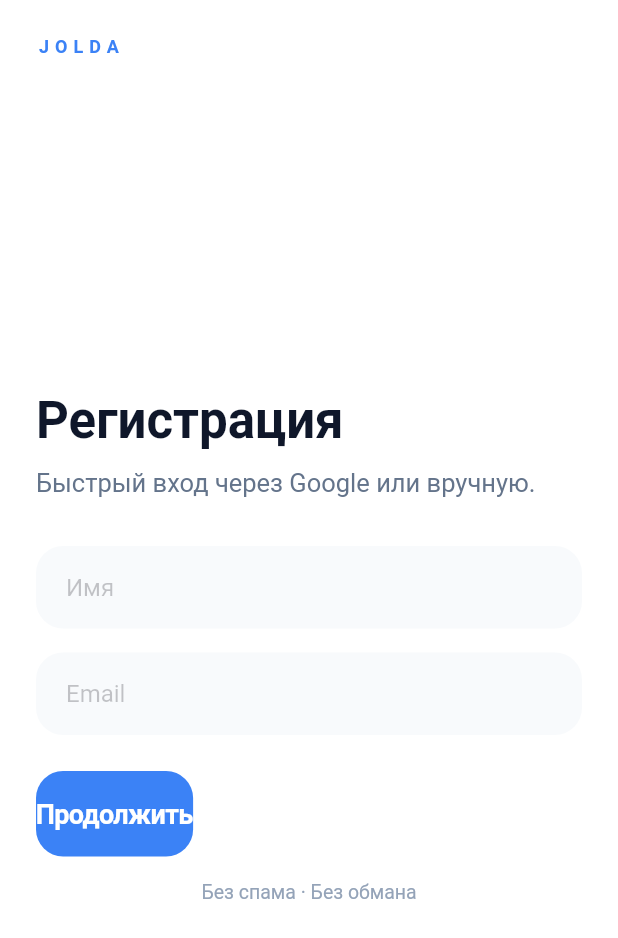
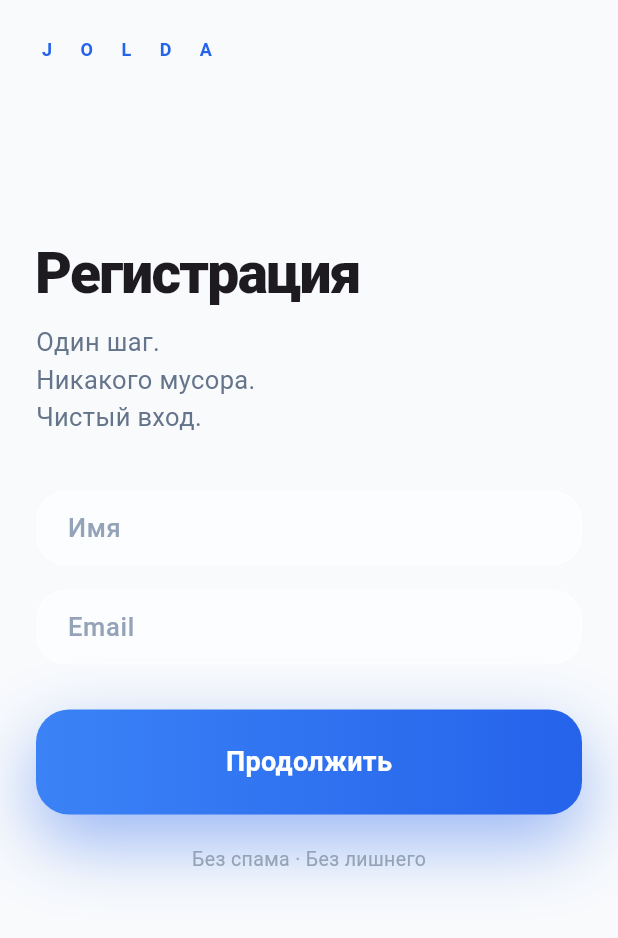
Before and after one commit to zzhmrtv/jolda.app, a Flutter app: the screen it shows after launch, on a phone screen of 412 x 824 dp. Shown: the top 938 px of the screen. Run offline on Flutter 3.47's test engine with Material 3 defaults, Android fonts, the phone set to English and light mode, and no system bars.

Commit message:
Update main.dart

```diff
--- a/app/lib/main.dart
+++ b/app/lib/main.dart
@@ -1,42 +1,95 @@
-import 'package:flutter/cupertino.dart';
+import 'dart:ui';
 import 'package:flutter/material.dart';
+import 'package:flutter/services.dart';
 
 void main() {
-  runApp(const JoldaApp());
+  runApp(const JoldaUltra());
 }
 
-class JoldaApp extends StatelessWidget {
-  const JoldaApp({super.key});
+class JoldaUltra extends StatelessWidget {
+  const JoldaUltra({super.key});
 
   @override
   Widget build(BuildContext context) {
-    return CupertinoApp(
+    return const MaterialApp(
       debugShowCheckedModeBanner: false,
-      title: 'JOLDA',
-      theme: const CupertinoThemeData(
-        brightness: Brightness.light,
-        primaryColor: Color(0xFF3B82F6),
-        scaffoldBackgroundColor: Color(0xFFFFFFFF),
-        textTheme: CupertinoTextThemeData(
-          textStyle: TextStyle(
-            fontFamily: '.SF Pro Display',
-            fontSize: 16,
-            color: Color(0xFF0F172A),
-          ),
-        ),
-      ),
-      home: const RegisterScreen(),
+      home: UltraScreen(),
     );
   }
 }
 
-class RegisterScreen extends StatelessWidget {
-  const RegisterScreen({super.key});
+class UltraScreen extends StatefulWidget {
+  const UltraScreen({super.key});
+
+  @override
+  State<UltraScreen> createState() => _UltraScreenState();
+}
+
+class _UltraScreenState extends State<UltraScreen>
+    with SingleTickerProviderStateMixin {
+  late AnimationController _c;
+  late Animation<double> _fade;
+  late Animation<double> _scale;
+  late Animation<Offset> _slide;
+
+  @override
+  void initState() {
+    super.initState();
+
+    _c = AnimationController(
+      vsync: this,
+      duration: const Duration(milliseconds: 650),
+    );
+
+    _fade = CurvedAnimation(
+      parent: _c,
+      curve: Curves.easeOut,
+    );
+
+    _scale = Tween<double>(begin: 0.96, end: 1).animate(
+      CurvedAnimation(
+        parent: _c,
+        curve: Curves.easeOutBack,
+      ),
+    );
+
+    _slide = Tween<Offset>(
+      begin: const Offset(0, 0.06),
+      end: Offset.zero,
+    ).animate(
+      CurvedAnimation(
+        parent: _c,
+        curve: Curves.easeOutCubic,
+      ),
+    );
+
+    _c.forward();
+  }
+
+  @override
+  void dispose() {
+    _c.dispose();
+    super.dispose();
+  }
 
   @override
   Widget build(BuildContext context) {
-    return CupertinoPageScaffold(
-      child: SafeArea(
+    SystemChrome.setSystemUIOverlayStyle(
+      const SystemUiOverlayStyle(
+        statusBarColor: Colors.transparent,
+        statusBarIconBrightness: Brightness.dark,
+      ),
+    );
+
+    return Scaffold(
+      backgroundColor: const Color(0xFFF8FAFC),
+      body: SafeArea(
+        child: FadeTransition(
+          opacity: _fade,
+          child: SlideTransition(
+            position: _slide,
+            child: ScaleTransition(
+              scale: _scale,
               child: Padding(
                 padding: const EdgeInsets.symmetric(horizontal: 24),
                 child: Column(
@@ -44,74 +97,90 @@ class RegisterScreen extends StatelessWidget {
                   children: [
                     const SizedBox(height: 24),
 
-              // LOGO
                     const Text(
-                'JOLDA',
+                      'J O L D A',
                       style: TextStyle(
                         fontSize: 12,
-                  letterSpacing: 4,
-                  fontWeight: FontWeight.w600,
-                  color: Color(0xFF3B82F6),
+                        letterSpacing: 8,
+                        fontWeight: FontWeight.w700,
+                        color: Color(0xFF2563EB),
                       ),
                     ),
 
                     const Spacer(),
 
-              // TITLE
                     const Text(
                       'Регистрация',
                       style: TextStyle(
-                  fontSize: 34,
-                  fontWeight: FontWeight.w700,
+                        fontSize: 38,
+                        fontWeight: FontWeight.w800,
+                        letterSpacing: -1.2,
+                        height: 1.05,
                       ),
                     ),
 
-              const SizedBox(height: 12),
+                    const SizedBox(height: 14),
 
                     const Text(
-                'Быстрый вход через Google или вручную.',
+                      'Один шаг.\nНикакого мусора.\nЧистый вход.',
                       style: TextStyle(
                         fontSize: 17,
+                        height: 1.45,
                         color: Color(0xFF64748B),
                       ),
                     ),
 
-              const SizedBox(height: 32),
+                    const SizedBox(height: 36),
 
-              // INPUTS
-              _Input(hint: 'Имя'),
+                    _GlassInput(hint: 'Имя'),
                     const SizedBox(height: 16),
-              _Input(hint: 'Email'),
+                    _GlassInput(hint: 'Email'),
 
-              const SizedBox(height: 24),
+                    const SizedBox(height: 30),
 
-              // BUTTON
-              CupertinoButton(
-                borderRadius: BorderRadius.circular(18),
-                color: const Color(0xFF3B82F6),
-                padding: const EdgeInsets.symmetric(vertical: 18),
-                onPressed: () {
-                  Navigator.of(context).push(
-                    CupertinoPageRoute(
-                      builder: (_) => const StateScreen(),
+                    GestureDetector(
+                      onTap: () {
+                        HapticFeedback.lightImpact();
+                      },
+                      child: Container(
+                        width: double.infinity,
+                        padding: const EdgeInsets.symmetric(vertical: 22),
+                        decoration: BoxDecoration(
+                          borderRadius: BorderRadius.circular(22),
+                          gradient: const LinearGradient(
+                            colors: [
+                              Color(0xFF3B82F6),
+                              Color(0xFF2563EB),
+                            ],
                           ),
-                  );
-                },
-                child: const Text(
+                          boxShadow: [
+                            BoxShadow(
+                              color:
+                                  const Color(0xFF2563EB).withOpacity(0.45),
+                              blurRadius: 40,
+                              offset: const Offset(0, 18),
+                            ),
+                          ],
+                        ),
+                        child: const Center(
+                          child: Text(
                             'Продолжить',
                             style: TextStyle(
+                              color: Colors.white,
                               fontSize: 18,
-                    fontWeight: FontWeight.w600,
-                    color: Colors.white,
+                              fontWeight: FontWeight.w700,
+                              letterSpacing: 0.2,
+                            ),
+                          ),
                         ),
                       ),
                     ),
 
-              const SizedBox(height: 16),
+                    const SizedBox(height: 20),
 
                     const Center(
                       child: Text(
-                  'Без спама · Без обмана',
+                        'Без спама · Без лишнего',
                         style: TextStyle(
                           fontSize: 13,
                           color: Color(0xFF94A3B8),
@@ -119,8 +188,11 @@ class RegisterScreen extends StatelessWidget {
                       ),
                     ),
 
-              const Spacer(),
+                    const Spacer(flex: 2),
                   ],
+                ),
+              ),
+            ),
           ),
         ),
       ),
@@ -128,83 +200,37 @@ class RegisterScreen extends StatelessWidget {
   }
 }
 
-class StateScreen extends StatelessWidget {
-  const StateScreen({super.key});
+class _GlassInput extends StatelessWidget {
+  final String hint;
+  const _GlassInput({required this.hint});
 
   @override
   Widget build(BuildContext context) {
-    final states = ['New York', 'California', 'Texas', 'Florida'];
-
-    return CupertinoPageScaffold(
-      navigationBar: const CupertinoNavigationBar(
-        middle: Text('JOLDA'),
-      ),
-      child: SafeArea(
-        child: ListView.builder(
-          padding: const EdgeInsets.all(24),
-          itemCount: states.length,
-          itemBuilder: (_, i) {
-            return _Card(
-              title: states[i],
-              onTap: () {},
-            );
-          },
+    return ClipRRect(
+      borderRadius: BorderRadius.circular(20),
+      child: BackdropFilter(
+        filter: ImageFilter.blur(sigmaX: 14, sigmaY: 14),
+        child: Container(
+          decoration: BoxDecoration(
+            color: Colors.white.withOpacity(0.55),
+            borderRadius: BorderRadius.circular(20),
+            border: Border.all(
+              color: Colors.white.withOpacity(0.6),
             ),
           ),
-    );
-  }
-}
-
-class _Input extends StatelessWidget {
-  final String hint;
-  const _Input({required this.hint});
-
-  @override
-  Widget build(BuildContext context) {
-    return Container(
-      decoration: BoxDecoration(
-        color: const Color(0xFFF8FAFC),
-        borderRadius: BorderRadius.circular(18),
+          padding: const EdgeInsets.symmetric(horizontal: 20),
+          child: TextField(
+            style: const TextStyle(
+              fontSize: 17,
+              fontWeight: FontWeight.w500,
             ),
-      padding: const EdgeInsets.symmetric(horizontal: 20),
-      child: CupertinoTextField(
-        placeholder: hint,
-        padding: const EdgeInsets.symmetric(vertical: 18),
-        decoration: null,
+            decoration: InputDecoration(
+              hintText: hint,
+              hintStyle: const TextStyle(
+                color: Color(0xFF94A3B8),
               ),
-    );
-  }
-}
-
-class _Card extends StatelessWidget {
-  final String title;
-  final VoidCallback onTap;
-
-  const _Card({required this.title, required this.onTap});
-
-  @override
-  Widget build(BuildContext context) {
-    return GestureDetector(
-      onTap: onTap,
-      child: Container(
-        margin: const EdgeInsets.only(bottom: 12),
-        padding: const EdgeInsets.all(18),
-        decoration: BoxDecoration(
-          color: Colors.white,
-          borderRadius: BorderRadius.circular(18),
-          boxShadow: [
-            BoxShadow(
-              color: Colors.black.withOpacity(0.05),
-              blurRadius: 20,
-              offset: const Offset(0, 10),
+              border: InputBorder.none,
             ),
-          ],
-        ),
-        child: Text(
-          title,
-          style: const TextStyle(
-            fontSize: 18,
-            fontWeight: FontWeight.w500,
           ),
         ),
       ),
```
Lines whose indentation alone changed are shown as unchanged.
